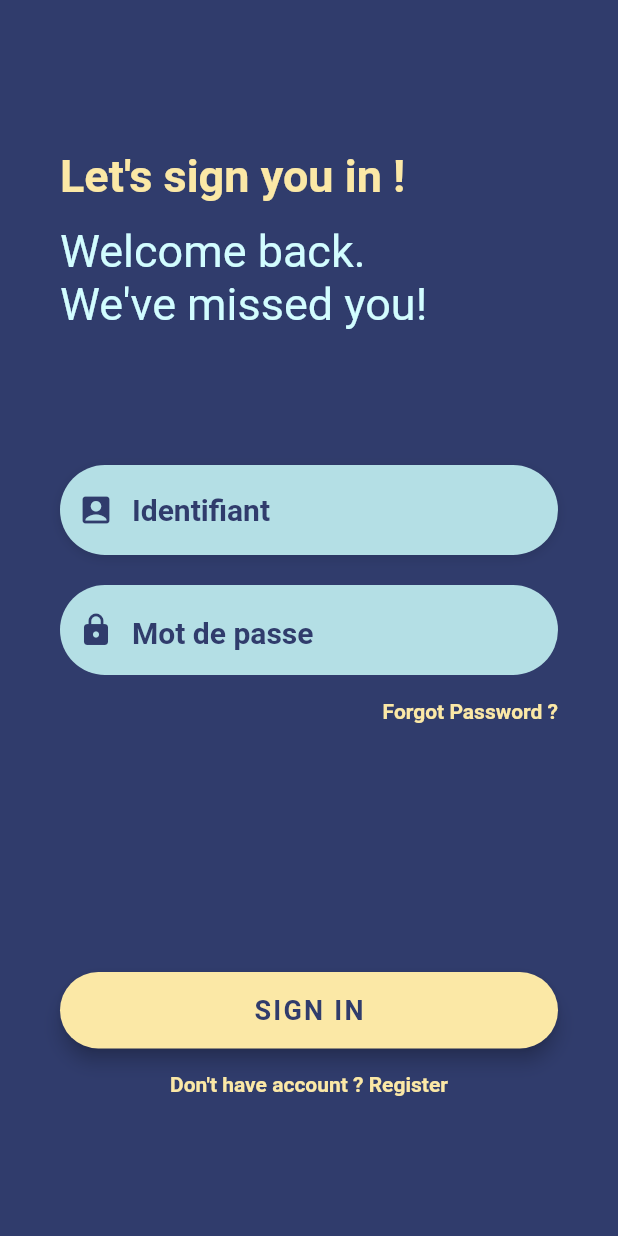
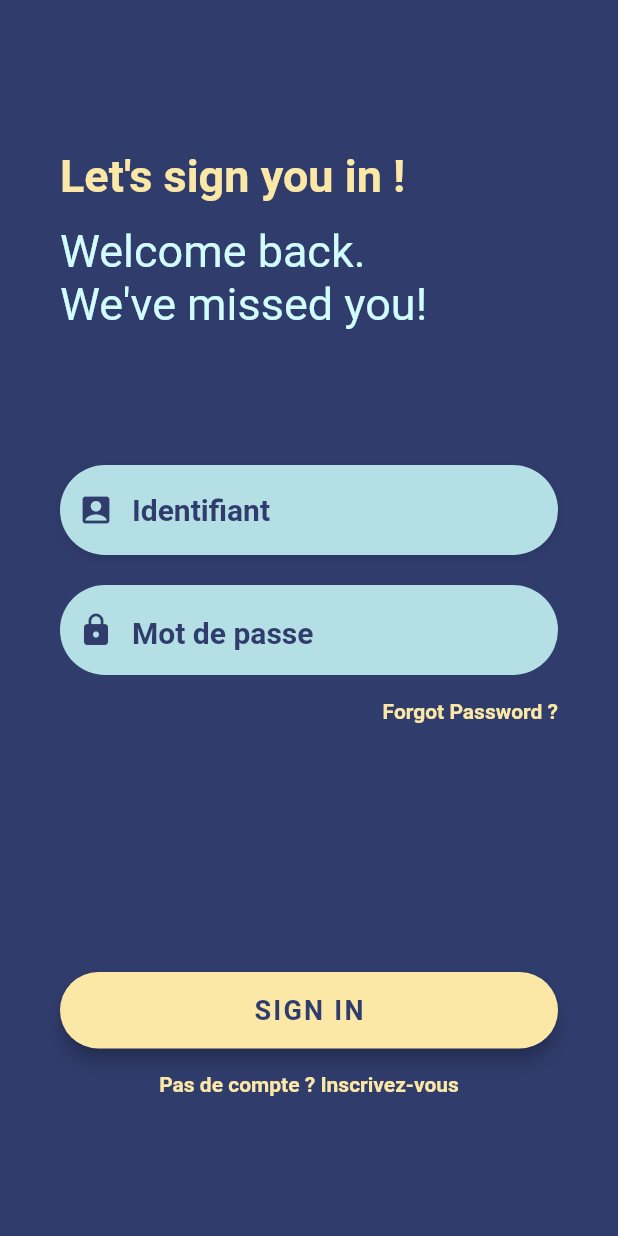
Before and after one commit to Necrelox/AR-U-Here, a Flutter app: the screen it shows after launch, after a tap on "Démarrer", on a phone screen of 412 x 824 dp. Run offline on Flutter 3.47's test engine with Material 2 defaults, Android fonts, the phone set to English and light mode, and no system bars; our stand-ins replace font_awesome_flutter, google_fonts; network calls fail; Roboto replaces fonts that are missing (OpenSans).

Commit message:
Change language

```diff
--- a/App/lib/Registration/login.dart
+++ b/App/lib/Registration/login.dart
@@ -127,7 +127,7 @@ class Login_state extends State<Login> {
     return Container(
       alignment: Alignment.centerRight,
       child: FlatButton(
-        onPressed: () => print('Forgot Password Button Pressed'),
+        onPressed: () => print('Mot de passe oublié'),
         padding: EdgeInsets.only(right: 0.0),
         child: const Text(
           'Forgot Password ?',
@@ -217,7 +217,7 @@ class Login_state extends State<Login> {
         },
         // padding: const EdgeInsets.only(top: 0.0),
         child: const Text(
-          "Don't have account ? Register",
+          "Pas de compte ? Inscrivez-vous",
           style: TextStyle(
             color: Color(0XFFFBE8A6),
             fontWeight: FontWeight.bold,
```
